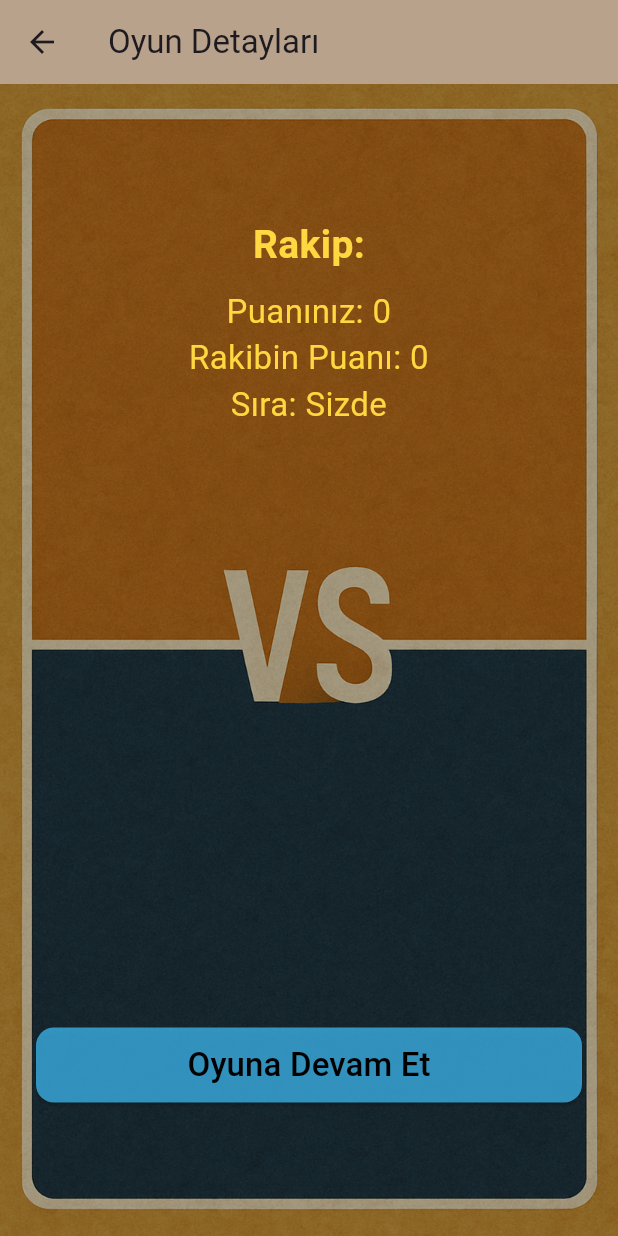
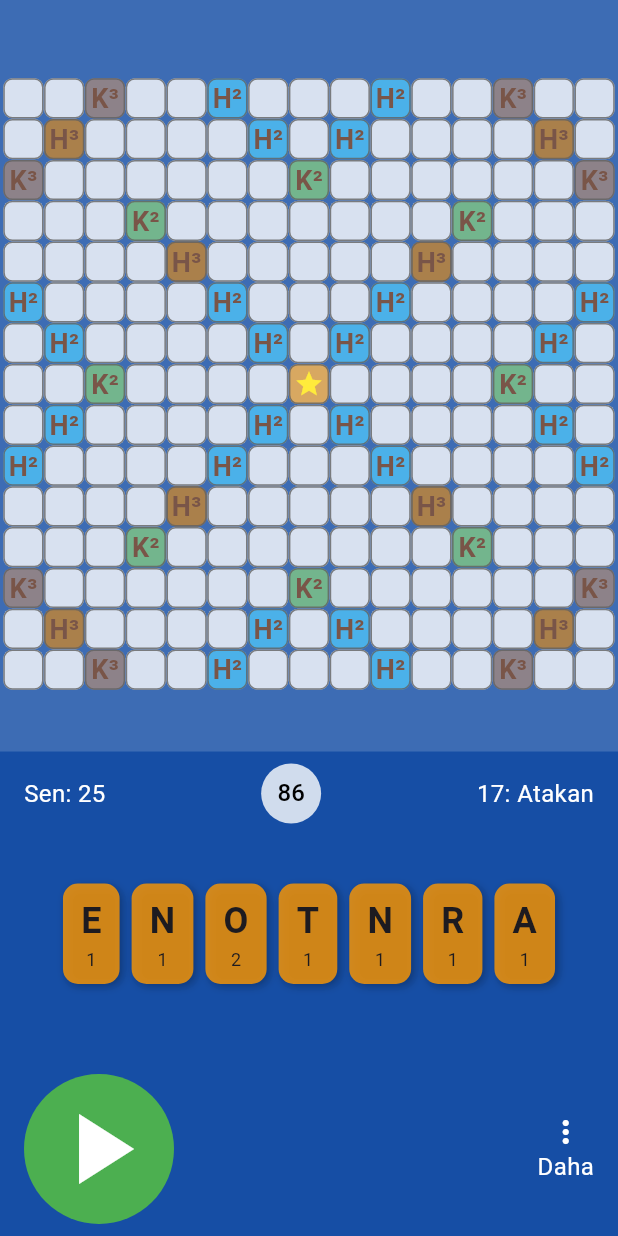
Before and after one commit to OsmanGundogdu/Kelime-Mayinlari, a Flutter app: the GameDetailScreen screen opened directly with empty values, after a tap on "Oyuna Devam Et", on a phone screen of 412 x 824 dp. Run offline on Flutter 3.47's test engine with Material 3 defaults, Android fonts, the phone set to English and light mode, and no system bars; our stand-ins replace cloud_firestore, firebase_core; accounts and stored records are empty.

Commit message:
The game screen has been created and designed.

```diff
--- a/lib/Oyun/active_games_screen.dart
+++ b/lib/Oyun/active_games_screen.dart
@@ -1,5 +1,6 @@
 import 'package:cloud_firestore/cloud_firestore.dart';
 import 'package:flutter/material.dart';
+import 'package:proje2/game_screen.dart';
 
 // Oyun modeli
 class Game {
@@ -211,7 +212,12 @@ class GameDetailScreen extends StatelessWidget {
                   const SizedBox(height: 400),
                   ElevatedButton(
                     onPressed: () {
-                      // Oyuna devam etme işlemi burada yapılacak
+                      Navigator.pushAndRemoveUntil(
+                          context,
+                          MaterialPageRoute(
+                            builder: (context) => GameScreen(),
+                          ),
+                          (route) => false);
                     },
                     style: ElevatedButton.styleFrom(
                       backgroundColor: Colors.lightBlueAccent.withOpacity(0.7),
--- /dev/null
+++ b/lib/game_screen.dart
@@ -0,0 +1,516 @@
+import 'package:flutter/material.dart';
+
+enum TileType {
+  normal,
+  doubleLetter,
+  tripleLetter,
+  doubleWord,
+  tripleWord,
+  start
+}
+
+class GameBoard {
+  static const int boardSize = 15;
+
+  static final List<List<TileType>> boardLayout = [
+    [
+      // 1. satır
+      TileType.normal,
+      TileType.normal,
+      TileType.tripleWord,
+      TileType.normal,
+      TileType.normal,
+      TileType.doubleLetter,
+      TileType.normal,
+      TileType.normal,
+      TileType.normal,
+      TileType.doubleLetter,
+      TileType.normal,
+      TileType.normal,
+      TileType.tripleWord,
+      TileType.normal,
+      TileType.normal
+    ],
+    [
+      // 2. satır
+      TileType.normal,
+      TileType.tripleLetter,
+      TileType.normal,
+      TileType.normal,
+      TileType.normal,
+      TileType.normal,
+      TileType.doubleLetter,
+      TileType.normal,
+      TileType.doubleLetter,
+      TileType.normal,
+      TileType.normal,
+      TileType.normal,
+      TileType.normal,
+      TileType.tripleLetter,
+      TileType.normal
+    ],
+    [
+      // 3. satır
+      TileType.tripleWord,
+      TileType.normal,
+      TileType.normal,
+      TileType.normal,
+      TileType.normal,
+      TileType.normal,
+      TileType.normal,
+      TileType.doubleWord,
+      TileType.normal,
+      TileType.normal,
+      TileType.normal,
+      TileType.normal,
+      TileType.normal,
+      TileType.normal,
+      TileType.tripleWord
+    ],
+    [
+      // 4. satır
+      TileType.normal,
+      TileType.normal,
+      TileType.normal,
+      TileType.doubleWord,
+      TileType.normal,
+      TileType.normal,
+      TileType.normal,
+      TileType.normal,
+      TileType.normal,
+      TileType.normal,
+      TileType.normal,
+      TileType.doubleWord,
+      TileType.normal,
+      TileType.normal,
+      TileType.normal
+    ],
+    [
+      // 5. satır
+      TileType.normal,
+      TileType.normal,
+      TileType.normal,
+      TileType.normal,
+      TileType.tripleLetter,
+      TileType.normal,
+      TileType.normal,
+      TileType.normal,
+      TileType.normal,
+      TileType.normal,
+      TileType.tripleLetter,
+      TileType.normal,
+      TileType.normal,
+      TileType.normal,
+      TileType.normal
+    ],
+    [
+      // 6. satır
+      TileType.doubleLetter,
+      TileType.normal,
+      TileType.normal,
+      TileType.normal,
+      TileType.normal,
+      TileType.doubleLetter,
+      TileType.normal,
+      TileType.normal,
+      TileType.normal,
+      TileType.doubleLetter,
+      TileType.normal,
+      TileType.normal,
+      TileType.normal,
+      TileType.normal,
+      TileType.doubleLetter
+    ],
+    [
+      // 7. satır
+      TileType.normal,
+      TileType.doubleLetter,
+      TileType.normal,
+      TileType.normal,
+      TileType.normal,
+      TileType.normal,
+      TileType.doubleLetter,
+      TileType.normal,
+      TileType.doubleLetter,
+      TileType.normal,
+      TileType.normal,
+      TileType.normal,
+      TileType.normal,
+      TileType.doubleLetter,
+      TileType.normal
+    ],
+    [
+      // 8. satır
+      TileType.normal,
+      TileType.normal,
+      TileType.doubleWord,
+      TileType.normal,
+      TileType.normal,
+      TileType.normal,
+      TileType.normal,
+      TileType.start,
+      TileType.normal,
+      TileType.normal,
+      TileType.normal,
+      TileType.normal,
+      TileType.doubleWord,
+      TileType.normal,
+      TileType.normal
+    ],
+    [
+      // 9. satır
+      TileType.normal,
+      TileType.doubleLetter,
+      TileType.normal,
+      TileType.normal,
+      TileType.normal,
+      TileType.normal,
+      TileType.doubleLetter,
+      TileType.normal,
+      TileType.doubleLetter,
+      TileType.normal,
+      TileType.normal,
+      TileType.normal,
+      TileType.normal,
+      TileType.doubleLetter,
+      TileType.normal
+    ],
+    [
+      // 10. satır
+      TileType.doubleLetter,
+      TileType.normal,
+      TileType.normal,
+      TileType.normal,
+      TileType.normal,
+      TileType.doubleLetter,
+      TileType.normal,
+      TileType.normal,
+      TileType.normal,
+      TileType.doubleLetter,
+      TileType.normal,
+      TileType.normal,
+      TileType.normal,
+      TileType.normal,
+      TileType.doubleLetter
+    ],
+    [
+      // 11. satır
+      TileType.normal,
+      TileType.normal,
+      TileType.normal,
+      TileType.normal,
+      TileType.tripleLetter,
+      TileType.normal,
+      TileType.normal,
+      TileType.normal,
+      TileType.normal,
+      TileType.normal,
+      TileType.tripleLetter,
+      TileType.normal,
+      TileType.normal,
+      TileType.normal,
+      TileType.normal
+    ],
+    [
+      // 12. satır
+      TileType.normal,
+      TileType.normal,
+      TileType.normal,
+      TileType.doubleWord,
+      TileType.normal,
+      TileType.normal,
+      TileType.normal,
+      TileType.normal,
+      TileType.normal,
+      TileType.normal,
+      TileType.normal,
+      TileType.doubleWord,
+      TileType.normal,
+      TileType.normal,
+      TileType.normal
+    ],
+    [
+      // 13. satır
+      TileType.tripleWord,
+      TileType.normal,
+      TileType.normal,
+      TileType.normal,
+      TileType.normal,
+      TileType.normal,
+      TileType.normal,
+      TileType.doubleWord,
+      TileType.normal,
+      TileType.normal,
+      TileType.normal,
+      TileType.normal,
+      TileType.normal,
+      TileType.normal,
+      TileType.tripleWord
+    ],
+    [
+      // 14. satır
+      TileType.normal,
+      TileType.tripleLetter,
+      TileType.normal,
+      TileType.normal,
+      TileType.normal,
+      TileType.normal,
+      TileType.doubleLetter,
+      TileType.normal,
+      TileType.doubleLetter,
+      TileType.normal,
+      TileType.normal,
+      TileType.normal,
+      TileType.normal,
+      TileType.tripleLetter,
+      TileType.normal
+    ],
+    [
+      // 15. satır
+      TileType.normal,
+      TileType.normal,
+      TileType.tripleWord,
+      TileType.normal,
+      TileType.normal,
+      TileType.doubleLetter,
+      TileType.normal,
+      TileType.normal,
+      TileType.normal,
+      TileType.doubleLetter,
+      TileType.normal,
+      TileType.normal,
+      TileType.tripleWord,
+      TileType.normal,
+      TileType.normal
+    ]
+  ];
+}
+
+class GameScreen extends StatelessWidget {
+  const GameScreen({super.key});
+
+  @override
+  Widget build(BuildContext context) {
+    return Scaffold(
+      backgroundColor: Colors.blue.shade900.withOpacity(0.8),
+      body: SafeArea(
+        child: Column(
+          children: [
+            const SizedBox(height: 50),
+            Expanded(
+              flex: 7,
+              child: Padding(
+                padding: const EdgeInsets.all(2.0),
+                child: AspectRatio(
+                  aspectRatio: 1,
+                  child: GridView.builder(
+                    physics: const NeverScrollableScrollPhysics(),
+                    gridDelegate:
+                        const SliverGridDelegateWithFixedCrossAxisCount(
+                      crossAxisCount: GameBoard.boardSize,
+                      childAspectRatio: 1,
+                    ),
+                    itemCount: GameBoard.boardSize * GameBoard.boardSize,
+                    itemBuilder: (context, index) {
+                      int row = index ~/ GameBoard.boardSize;
+                      int col = index % GameBoard.boardSize;
+                      TileType type = GameBoard.boardLayout[row][col];
+
+                      return Container(
+                        margin: const EdgeInsets.all(0.2),
+                        decoration: BoxDecoration(
+                          color: _getTileColor(type),
+                          border: Border.all(
+                              color: Colors.grey.shade700.withOpacity(0.8)),
+                          borderRadius: BorderRadius.circular(6),
+                        ),
+                        child: Center(child: _getTileLabel(type)),
+                      );
+                    },
+                  ),
+                ),
+              ),
+            ),
+            BottomPanel(
+              letters: const [
+                {'char': 'E', 'point': 1},
+                {'char': 'N', 'point': 1},
+                {'char': 'O', 'point': 2},
+                {'char': 'T', 'point': 1},
+                {'char': 'N', 'point': 1},
+                {'char': 'R', 'point': 1},
+                {'char': 'A', 'point': 1},
+              ],
+              myUsername: "Sen",
+              myScore: 25,
+              opponentUsername: "Atakan",
+              opponentScore: 17,
+              remainingLetters: 86,
+            ),
+          ],
+        ),
+      ),
+    );
+  }
+
+  Color _getTileColor(TileType type) {
+    switch (type) {
+      case TileType.doubleLetter:
+        return Colors.lightBlue.shade300.withOpacity(0.8);
+      case TileType.tripleLetter:
+        return const Color.fromARGB(255, 197, 133, 49).withOpacity(0.8);
+      case TileType.doubleWord:
+        return Colors.green.shade300.withOpacity(0.8);
+      case TileType.tripleWord:
+        return Colors.brown.shade300.withOpacity(0.8);
+      case TileType.start:
+        return Colors.orange.shade300.withOpacity(0.8);
+      default:
+        return Colors.white.withOpacity(0.8);
+    }
+  }
+
+  Widget _getTileLabel(TileType type) {
+    switch (type) {
+      case TileType.doubleLetter:
+        return const Text("H²",
+            style: TextStyle(
+                fontWeight: FontWeight.bold,
+                fontSize: 18,
+                color: Colors.brown));
+      case TileType.tripleLetter:
+        return const Text("H³",
+            style: TextStyle(
+                fontWeight: FontWeight.bold,
+                fontSize: 18,
+                color: Colors.brown));
+      case TileType.doubleWord:
+        return const Text("K²",
+            style: TextStyle(
+                fontWeight: FontWeight.bold,
+                fontSize: 18,
+                color: Colors.brown));
+      case TileType.tripleWord:
+        return const Text("K³",
+            style: TextStyle(
+                fontWeight: FontWeight.bold,
+                fontSize: 18,
+                color: Colors.brown));
+      case TileType.start:
+        return const Icon(Icons.star, color: Colors.yellow, size: 20);
+      default:
+        return const SizedBox.shrink();
+    }
+  }
+}
+
+class BottomPanel extends StatelessWidget {
+  final List<Map<String, dynamic>> letters;
+  final String myUsername;
+  final int myScore;
+  final String opponentUsername;
+  final int opponentScore;
+  final int remainingLetters;
+
+  const BottomPanel({
+    super.key,
+    required this.letters,
+    required this.myUsername,
+    required this.myScore,
+    required this.opponentUsername,
+    required this.opponentScore,
+    required this.remainingLetters,
+  });
+
+  @override
+  Widget build(BuildContext context) {
+    return Container(
+      color: Colors.blue.shade900.withOpacity(0.8),
+      padding: const EdgeInsets.symmetric(horizontal: 16, vertical: 8),
+      child: Column(
+        children: [
+          Row(
+            mainAxisAlignment: MainAxisAlignment.spaceBetween,
+            children: [
+              Text('$myUsername: $myScore',
+                  style: const TextStyle(color: Colors.white, fontSize: 16)),
+              CircleAvatar(
+                backgroundColor: Colors.white.withOpacity(0.8),
+                child: Text(
+                  '$remainingLetters',
+                  style: const TextStyle(color: Colors.black),
+                ),
+              ),
+              Text('$opponentScore: $opponentUsername',
+                  style: const TextStyle(color: Colors.white, fontSize: 16)),
+            ],
+          ),
+          const SizedBox(height: 40),
+          Row(
+            mainAxisAlignment: MainAxisAlignment.center,
+            children: letters.map((letter) {
+              return Container(
+                margin: const EdgeInsets.symmetric(horizontal: 4),
+                padding:
+                    const EdgeInsets.symmetric(horizontal: 12, vertical: 8),
+                decoration: BoxDecoration(
+                  color: Colors.orange.withOpacity(0.8),
+                  borderRadius: BorderRadius.circular(10),
+                  boxShadow: const [
+                    BoxShadow(
+                      color: Colors.black26,
+                      blurRadius: 4,
+                      offset: Offset(2, 2),
+                    )
+                  ],
+                ),
+                child: Column(
+                  mainAxisSize: MainAxisSize.min,
+                  children: [
+                    Text(
+                      letter['char'],
+                      style: const TextStyle(
+                          fontSize: 24, fontWeight: FontWeight.bold),
+                    ),
+                    Text(
+                      '${letter['point']}',
+                      style: const TextStyle(fontSize: 12),
+                    ),
+                  ],
+                ),
+              );
+            }).toList(),
+          ),
+          const SizedBox(height: 60),
+          Row(
+            mainAxisAlignment: MainAxisAlignment.spaceBetween,
+            children: [
+              GestureDetector(
+                onTap: () {
+                  // TODO: Oyunu başlat
+                },
+                child: Container(
+                  width: 100,
+                  height: 100,
+                  decoration: const BoxDecoration(
+                    color: Colors.green,
+                    shape: BoxShape.circle,
+                  ),
+                  child: const Icon(Icons.play_arrow,
+                      color: Colors.white, size: 80),
+                ),
+              ),
+              Column(
+                children: const [
+                  Icon(Icons.more_vert, color: Colors.white),
+                  Text("Daha",
+                      style: TextStyle(color: Colors.white, fontSize: 16)),
+                ],
+              ),
+            ],
+          ),
+        ],
+      ),
+    );
+  }
+}
```
